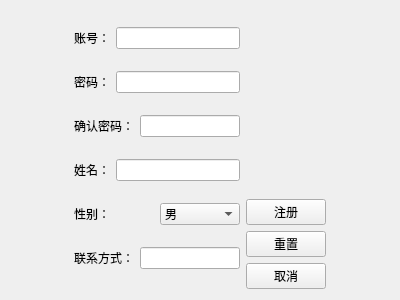
ay212/BookBorrowSystem, file registerview.ui: the form before one commit.
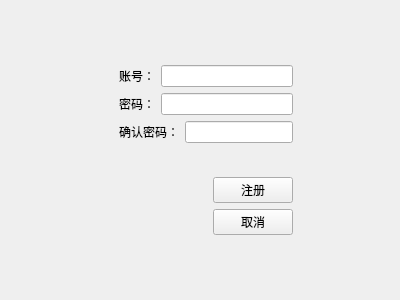
The form after the commit.

```diff
--- a/registerview.ui
+++ b/registerview.ui
@@ -14,20 +14,35 @@
    <string>Form</string>
   </property>
   <layout class="QGridLayout" name="gridLayout">
-   <item row="0" column="0">
-    <spacer name="horizontalSpacer">
+   <item row="0" column="1">
+    <spacer name="verticalSpacer_2">
+     <property name="orientation">
+      <enum>Qt::Orientation::Vertical</enum>
+     </property>
+     <property name="sizeHint" stdset="0">
+      <size>
+       <width>20</width>
+       <height>55</height>
+      </size>
+     </property>
+    </spacer>
+   </item>
+   <item row="1" column="0">
+    <spacer name="horizontalSpacer_3">
      <property name="orientation">
       <enum>Qt::Orientation::Horizontal</enum>
      </property>
      <property name="sizeHint" stdset="0">
       <size>
-       <width>72</width>
+       <width>108</width>
        <height>20</height>
       </size>
      </property>
     </spacer>
    </item>
-   <item row="0" column="1" rowspan="2">
+   <item row="1" column="1">
+    <layout class="QVBoxLayout" name="verticalLayout_3">
+     <item>
     <layout class="QVBoxLayout" name="verticalLayout">
      <item>
       <layout class="QHBoxLayout" name="horizontalLayout">
@@ -71,62 +86,9 @@
        </item>
       </layout>
      </item>
-     <item>
-      <layout class="QHBoxLayout" name="horizontalLayout_4">
-       <item>
-        <widget class="QLabel" name="label_4">
-         <property name="text">
-          <string>姓名：</string>
-         </property>
-        </widget>
-       </item>
-       <item>
-        <widget class="QLineEdit" name="leName"/>
-       </item>
       </layout>
      </item>
      <item>
-      <layout class="QHBoxLayout" name="horizontalLayout_5">
-       <item>
-        <widget class="QLabel" name="label_5">
-         <property name="text">
-          <string>性别：</string>
-         </property>
-        </widget>
-       </item>
-       <item>
-        <widget class="QComboBox" name="cbGender">
-         <item>
-          <property name="text">
-           <string>男</string>
-          </property>
-         </item>
-         <item>
-          <property name="text">
-           <string>女</string>
-          </property>
-         </item>
-        </widget>
-       </item>
-      </layout>
-     </item>
-     <item>
-      <layout class="QHBoxLayout" name="horizontalLayout_6">
-       <item>
-        <widget class="QLabel" name="label_6">
-         <property name="text">
-          <string>联系方式：</string>
-         </property>
-        </widget>
-       </item>
-       <item>
-        <widget class="QLineEdit" name="lePhone"/>
-       </item>
-      </layout>
-     </item>
-    </layout>
-   </item>
-   <item row="0" column="2">
     <spacer name="verticalSpacer">
      <property name="orientation">
       <enum>Qt::Orientation::Vertical</enum>
@@ -134,25 +96,27 @@
      <property name="sizeHint" stdset="0">
       <size>
        <width>20</width>
-       <height>217</height>
+         <height>28</height>
       </size>
      </property>
     </spacer>
    </item>
-   <item row="0" column="3">
-    <spacer name="horizontalSpacer_2">
+     <item>
+      <layout class="QHBoxLayout" name="horizontalLayout_4">
+       <item>
+        <spacer name="horizontalSpacer">
      <property name="orientation">
       <enum>Qt::Orientation::Horizontal</enum>
      </property>
      <property name="sizeHint" stdset="0">
       <size>
-       <width>72</width>
-       <height>20</height>
+           <width>69</width>
+           <height>17</height>
       </size>
      </property>
     </spacer>
    </item>
-   <item row="1" column="2">
+       <item>
     <layout class="QVBoxLayout" name="verticalLayout_2">
      <item>
       <widget class="QPushButton" name="btnRegister">
@@ -162,20 +126,43 @@
       </widget>
      </item>
      <item>
-      <widget class="QPushButton" name="btnReset">
-       <property name="text">
-        <string>重置</string>
-       </property>
-      </widget>
-     </item>
-     <item>
-      <widget class="QPushButton" name="btnCancel">
+          <widget class="QPushButton" name="btnBack">
        <property name="text">
         <string>取消</string>
        </property>
       </widget>
      </item>
     </layout>
+       </item>
+      </layout>
+     </item>
+    </layout>
+   </item>
+   <item row="1" column="2">
+    <spacer name="horizontalSpacer_2">
+     <property name="orientation">
+      <enum>Qt::Orientation::Horizontal</enum>
+     </property>
+     <property name="sizeHint" stdset="0">
+      <size>
+       <width>72</width>
+       <height>20</height>
+      </size>
+     </property>
+    </spacer>
+   </item>
+   <item row="2" column="1">
+    <spacer name="verticalSpacer_3">
+     <property name="orientation">
+      <enum>Qt::Orientation::Vertical</enum>
+     </property>
+     <property name="sizeHint" stdset="0">
+      <size>
+       <width>20</width>
+       <height>55</height>
+      </size>
+     </property>
+    </spacer>
    </item>
   </layout>
  </widget>
```
Left out of the diff: 4 changed lines with no effect on the pictures. Lines whose indentation alone changed are shown as unchanged.
